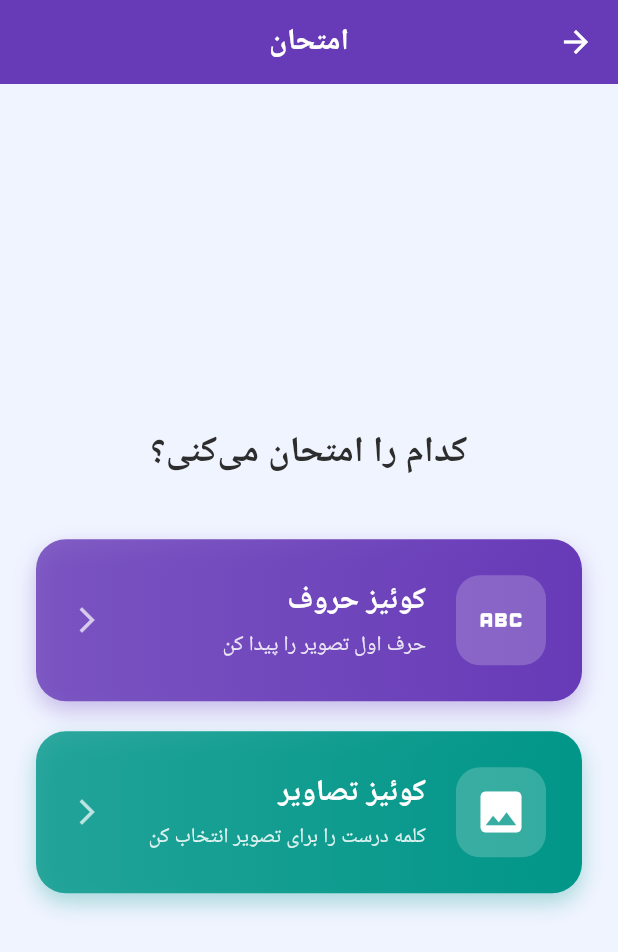
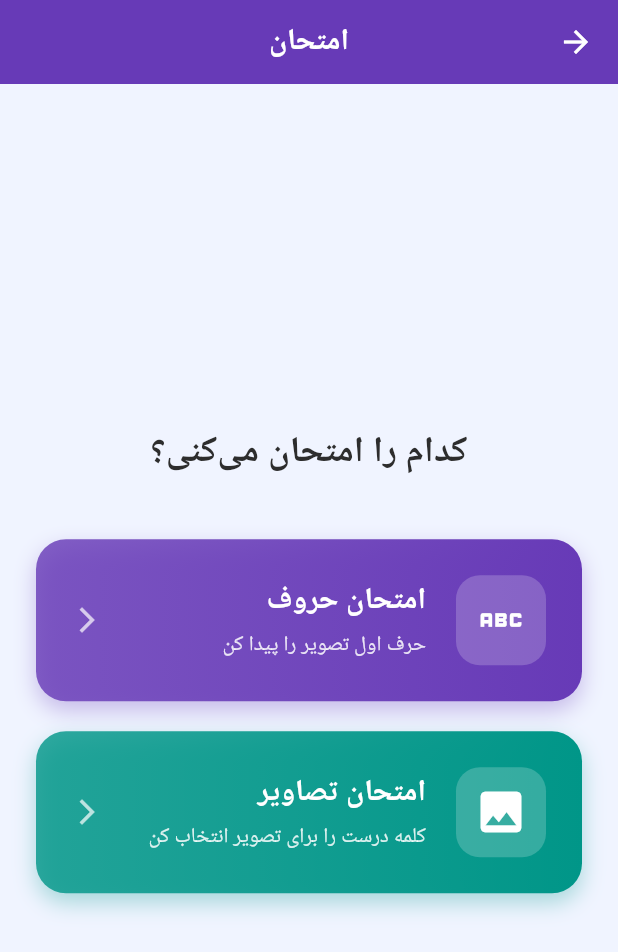
Before and after one commit to Mustafaamirzada/child_sound, a Flutter app: the QuizScreen screen opened directly, on a phone screen of 412 x 824 dp. Shown: the top 952 px of the screen. Run offline on Flutter 3.47's test engine with Material 3 defaults, Android fonts, the phone set to English and light mode, and no system bars; our stand-ins replace audioplayers, confetti, fl_chart, flutter_tts, lottie, shared_preferences; missing offline and left inert: pretty_animated_buttons; accounts and stored records are empty.

Commit message:
fix the names

```diff
--- a/lib/features/quiz/presentation/quiz_screen.dart
+++ b/lib/features/quiz/presentation/quiz_screen.dart
@@ -26,7 +26,7 @@ class QuizScreen extends StatelessWidget {
             _buildQuizCard(
               context,
               icon: Icons.abc,
-              title: "کوئیز حروف",
+              title: "امتحان حروف",
               subtitle: "حرف اول تصویر را پیدا کن",
               color: Colors.deepPurple,
               isLetter: true,
@@ -35,7 +35,7 @@ class QuizScreen extends StatelessWidget {
             _buildQuizCard(
               context,
               icon: Icons.image,
-              title: "کوئیز تصاویر",
+              title: "امتحان تصاویر",
               subtitle: "کلمه درست را برای تصویر انتخاب کن",
               color: Colors.teal,
               isLetter: false,
```
